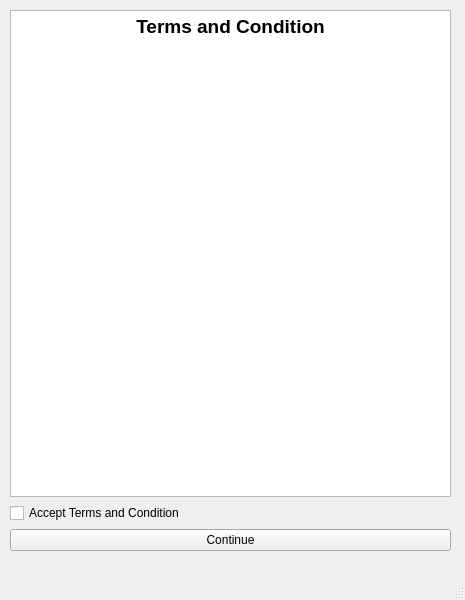
Youki27/LNHS-Inventory-System, file Ui/terms_and_condition.ui: the form before one commit.
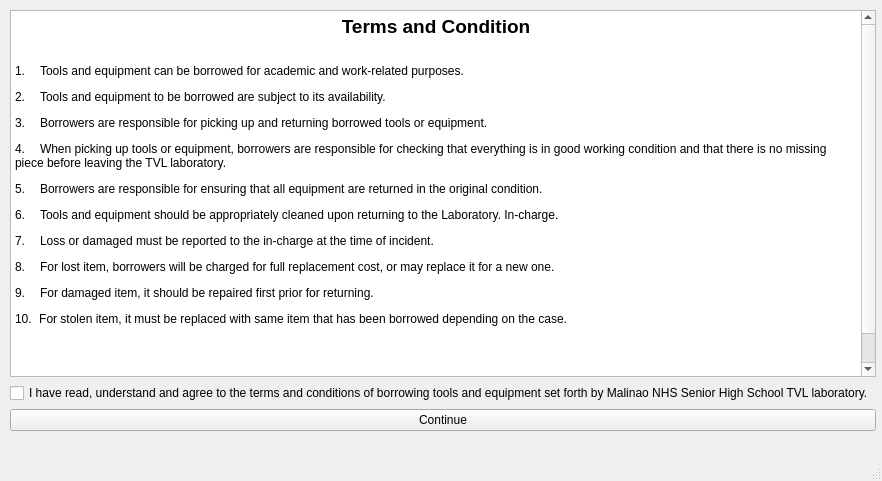
The form after the commit.

Commit message: Changed LNHS to MNHS and changed icons and logos. Added Terms and Condition

Patch:
```diff
--- a/Ui/terms_and_condition.ui
+++ b/Ui/terms_and_condition.ui
@@ -6,8 +6,8 @@
    <rect>
     <x>0</x>
     <y>0</y>
-    <width>465</width>
-    <height>600</height>
+    <width>882</width>
+    <height>481</height>
    </rect>
   </property>
   <property name="windowTitle">
@@ -19,13 +19,19 @@
      <rect>
       <x>10</x>
       <y>10</y>
-      <width>441</width>
-      <height>541</height>
+      <width>866</width>
+      <height>421</height>
      </rect>
     </property>
     <layout class="QVBoxLayout" name="verticalLayout">
      <item>
       <widget class="QTextEdit" name="textEdit">
+       <property name="enabled">
+        <bool>true</bool>
+       </property>
+       <property name="readOnly">
+        <bool>true</bool>
+       </property>
        <property name="html">
         <string>&lt;!DOCTYPE HTML PUBLIC &quot;-//W3C//DTD HTML 4.0//EN&quot; &quot;http://www.w3.org/TR/REC-html40/strict.dtd&quot;&gt;
 &lt;html&gt;&lt;head&gt;&lt;meta name=&quot;qrichtext&quot; content=&quot;1&quot; /&gt;&lt;meta charset=&quot;utf-8&quot; /&gt;&lt;style type=&quot;text/css&quot;&gt;
@@ -35,7 +41,16 @@
 li.checked::marker { content: &quot;\2612&quot;; }
 &lt;/style&gt;&lt;/head&gt;&lt;body style=&quot; font-family:'Segoe UI'; font-size:9pt; font-weight:400; font-style:normal;&quot;&gt;
 &lt;p align=&quot;center&quot; style=&quot; margin-top:12px; margin-bottom:12px; margin-left:0px; margin-right:0px; -qt-block-indent:0; text-indent:0px;&quot;&gt;&lt;span style=&quot; font-size:14pt; font-weight:700;&quot;&gt;Terms and Condition&lt;/span&gt;&lt;/p&gt;
-&lt;p style=&quot; margin-top:12px; margin-bottom:12px; margin-left:0px; margin-right:0px; -qt-block-indent:0; text-indent:0px;&quot;&gt;&lt;br /&gt;&lt;/p&gt;
+&lt;p style=&quot; margin-top:12px; margin-bottom:12px; margin-left:0px; margin-right:0px; -qt-block-indent:0; text-indent:0px;&quot;&gt;&lt;br /&gt;1.&lt;span style=&quot; font-family:'Times New Roman'; font-size:7pt;&quot;&gt;      &lt;/span&gt;Tools and equipment can be borrowed for academic and work-related purposes. &lt;/p&gt;
+&lt;p style=&quot; margin-top:12px; margin-bottom:12px; margin-left:0px; margin-right:0px; -qt-block-indent:0; text-indent:0px;&quot;&gt;2.&lt;span style=&quot; font-family:'Times New Roman'; font-size:7pt;&quot;&gt;      &lt;/span&gt;Tools and equipment to be borrowed are subject to its availability. &lt;/p&gt;
+&lt;p style=&quot; margin-top:12px; margin-bottom:12px; margin-left:0px; margin-right:0px; -qt-block-indent:0; text-indent:0px;&quot;&gt;3.&lt;span style=&quot; font-family:'Times New Roman'; font-size:7pt;&quot;&gt;      &lt;/span&gt;Borrowers are responsible for picking up and returning borrowed tools or equipment. &lt;/p&gt;
+&lt;p style=&quot; margin-top:12px; margin-bottom:12px; margin-left:0px; margin-right:0px; -qt-block-indent:0; text-indent:0px;&quot;&gt;4.&lt;span style=&quot; font-family:'Times New Roman'; font-size:7pt;&quot;&gt;      &lt;/span&gt;When picking up tools or equipment, borrowers are responsible for checking that everything is in good working condition and that there is no missing piece before leaving the TVL laboratory. &lt;/p&gt;
+&lt;p style=&quot; margin-top:12px; margin-bottom:12px; margin-left:0px; margin-right:0px; -qt-block-indent:0; text-indent:0px;&quot;&gt;5.&lt;span style=&quot; font-family:'Times New Roman'; font-size:7pt;&quot;&gt;      &lt;/span&gt;Borrowers are responsible for ensuring that all equipment are returned in the original condition. &lt;/p&gt;
+&lt;p style=&quot; margin-top:12px; margin-bottom:12px; margin-left:0px; margin-right:0px; -qt-block-indent:0; text-indent:0px;&quot;&gt;6.&lt;span style=&quot; font-family:'Times New Roman'; font-size:7pt;&quot;&gt;      &lt;/span&gt;Tools and equipment should be appropriately cleaned upon returning to the Laboratory. In-charge. &lt;/p&gt;
+&lt;p style=&quot; margin-top:12px; margin-bottom:12px; margin-left:0px; margin-right:0px; -qt-block-indent:0; text-indent:0px;&quot;&gt;7.&lt;span style=&quot; font-family:'Times New Roman'; font-size:7pt;&quot;&gt;      &lt;/span&gt;Loss or damaged must be reported to the in-charge at the time of incident. &lt;/p&gt;
+&lt;p style=&quot; margin-top:12px; margin-bottom:12px; margin-left:0px; margin-right:0px; -qt-block-indent:0; text-indent:0px;&quot;&gt;8.&lt;span style=&quot; font-family:'Times New Roman'; font-size:7pt;&quot;&gt;      &lt;/span&gt;For lost item, borrowers will be charged for full replacement cost, or may replace it for a new one.  &lt;/p&gt;
+&lt;p style=&quot; margin-top:12px; margin-bottom:12px; margin-left:0px; margin-right:0px; -qt-block-indent:0; text-indent:0px;&quot;&gt;9.&lt;span style=&quot; font-family:'Times New Roman'; font-size:7pt;&quot;&gt;      &lt;/span&gt;For damaged item, it should be repaired first prior for returning. &lt;/p&gt;
+&lt;p style=&quot; margin-top:12px; margin-bottom:12px; margin-left:0px; margin-right:0px; -qt-block-indent:0; text-indent:0px;&quot;&gt;10.&lt;span style=&quot; font-family:'Times New Roman'; font-size:7pt;&quot;&gt;   &lt;/span&gt;For stolen item, it must be replaced with same item that has been borrowed depending on the case. &lt;/p&gt;
 &lt;p style=&quot; margin-top:12px; margin-bottom:12px; margin-left:0px; margin-right:0px; -qt-block-indent:0; text-indent:0px;&quot;&gt;&lt;br /&gt;&lt;/p&gt;
 &lt;p style=&quot; margin-top:12px; margin-bottom:12px; margin-left:0px; margin-right:0px; -qt-block-indent:0; text-indent:0px;&quot;&gt;&lt;br /&gt;&lt;/p&gt;&lt;/body&gt;&lt;/html&gt;</string>
        </property>
@@ -43,8 +58,26 @@
      </item>
      <item>
       <widget class="QCheckBox" name="checkBox">
+       <property name="enabled">
+        <bool>true</bool>
+       </property>
+       <property name="sizePolicy">
+        <sizepolicy hsizetype="Fixed" vsizetype="Fixed">
+         <horstretch>0</horstretch>
+         <verstretch>0</verstretch>
+        </sizepolicy>
+       </property>
+       <property name="layoutDirection">
+        <enum>Qt::LeftToRight</enum>
+       </property>
        <property name="text">
-        <string>Accept Terms and Condition</string>
+        <string>I have read, understand and agree to the terms and conditions of borrowing tools and equipment set forth by Malinao NHS Senior High School TVL laboratory.</string>
+       </property>
+       <property name="autoRepeat">
+        <bool>false</bool>
+       </property>
+       <property name="tristate">
+        <bool>false</bool>
        </property>
       </widget>
      </item>
```
Left out of the diff: 4 changed lines with no effect on the pictures. The commit also changes 11 other files.
